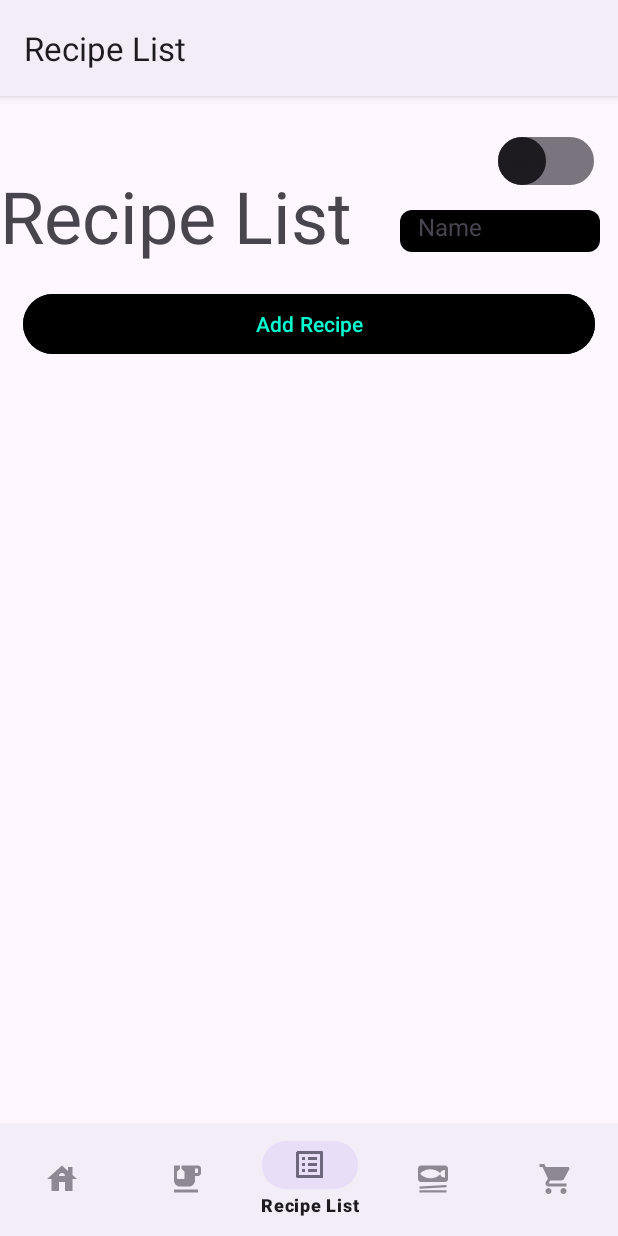
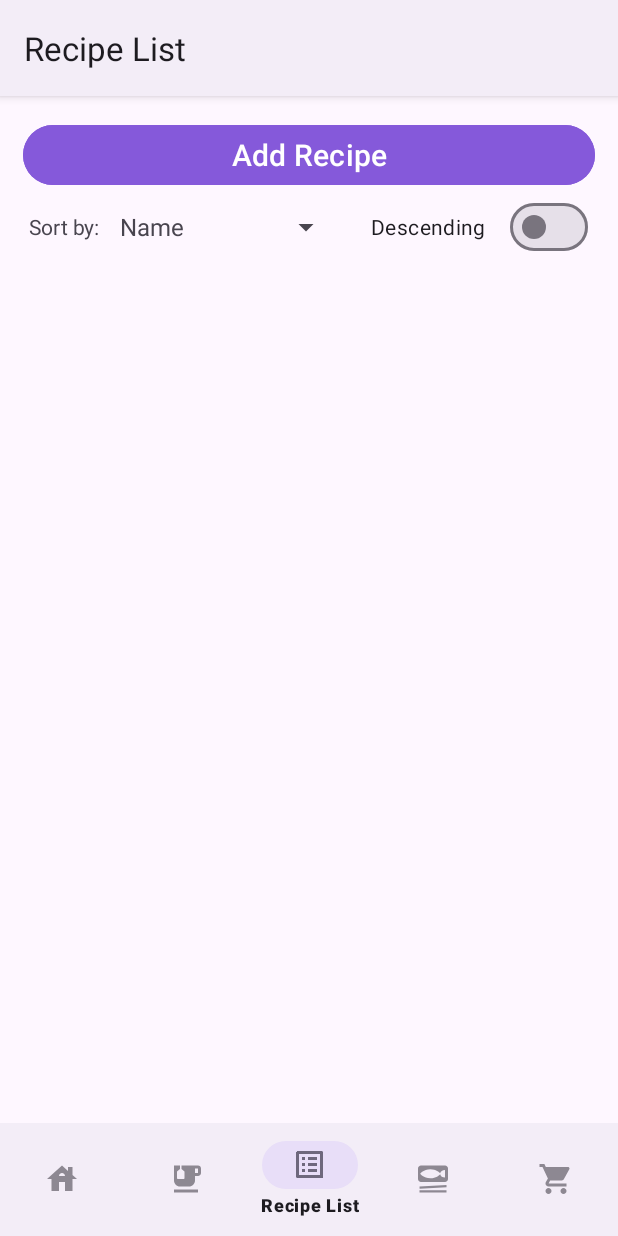
Before and after one commit to CMPUT301F22T14/GetYourGroceries, an Android app: the screen it shows after launch (MainActivity), item 3 of the bottom bar chosen, on a phone screen of 412 x 824 dp. Run offline under Robolectric (Android 15) with nearby library versions, the phone set to English and light mode, and no system bars; our stand-ins replace Firebase (no records; nobody signed in at launch, a user with empty details on screens opened directly).

Commit message:
refactor recipe list view home page

```diff
--- a/app/src/main/java/com/example/getyourgroceries/fragments/RecipeListFragment.java
+++ b/app/src/main/java/com/example/getyourgroceries/fragments/RecipeListFragment.java
@@ -26,6 +26,7 @@ import com.example.getyourgroceries.entity.RecipeStorage;
 import com.example.getyourgroceries.entity.IngredientStorage;
 import com.example.getyourgroceries.entity.StoredIngredient;
 
+import com.google.android.material.materialswitch.MaterialSwitch;
 import com.google.firebase.firestore.CollectionReference;
 import com.google.firebase.firestore.EventListener;
 import com.google.firebase.firestore.FirebaseFirestore;
@@ -64,7 +65,7 @@ public class RecipeListFragment extends Fragment {
     ListView recipeList;
     Button addRecipeButton;
     Spinner sortDropDown;
-    SwitchCompat sorting_switch;
+    MaterialSwitch sorting_switch;
 
     /**
      * Empty constructor.
@@ -119,7 +120,7 @@ public class RecipeListFragment extends Fragment {
             alert.show();
             return true;
         });
-        sorting_switch = v.findViewById(R.id.sortingSwitchRecipe);
+        sorting_switch = v.findViewById(R.id.sorting_switch_recipe);
 
         // Listener to go to add recipe fragment
         addRecipeButton = v.findViewById(R.id.addRecipeButton);
--- a/app/src/main/res/layout/change_ingredient.xml
+++ b/app/src/main/res/layout/change_ingredient.xml
@@ -161,9 +161,10 @@
 
     <Button
         android:id="@+id/change_ingredient_confirm"
-        android:layout_width="200dp"
+        android:layout_width="250dp"
         android:layout_height="60dp"
         android:layout_marginBottom="60dp"
+        android:backgroundTint="@color/primaryLightColor"
         android:text="@string/confirm"
         style="@style/Widget.Material3.Button"
         app:layout_constraintBottom_toBottomOf="parent"
--- a/app/src/main/res/layout/fragment_recipe_list.xml
+++ b/app/src/main/res/layout/fragment_recipe_list.xml
@@ -1,9 +1,9 @@
 <?xml version="1.0" encoding="utf-8"?>
-<androidx.core.widget.NestedScrollView xmlns:android="http://schemas.android.com/apk/res/android"
+<LinearLayout xmlns:android="http://schemas.android.com/apk/res/android"
+    xmlns:app="http://schemas.android.com/apk/res-auto"
     xmlns:tools="http://schemas.android.com/tools"
     android:layout_width="match_parent"
     android:layout_height="match_parent"
-    xmlns:app="http://schemas.android.com/apk/res-auto"
     tools:context=".RecipeListFragment">
 
     <LinearLayout
@@ -13,75 +13,64 @@
         android:layout_marginTop="15dp"
         android:orientation="vertical">
 
-        <LinearLayout
-            android:layout_width="match_parent"
-            android:layout_height="match_parent"
-            android:orientation="horizontal">
-
-            <TextView
-                android:id="@+id/recipeListTitle"
-                android:layout_marginRight= "20dp"
-                android:layout_width="wrap_content"
-                android:layout_height="wrap_content"
-                android:layout_marginTop="32dp"
-                android:layout_marginBottom="16dp"
-                android:text="Recipe List"
-                android:textSize="48sp"
-                />
-
-            <androidx.constraintlayout.widget.ConstraintLayout
-                android:layout_width="match_parent"
-                android:layout_height="match_parent">
-
-                <androidx.appcompat.widget.SwitchCompat
-                    android:id="@+id/sortingSwitchRecipe"
-                    android:layout_width="69dp"
-                    android:layout_height="41dp"
-                    android:layout_marginEnd="16dp"
-                    android:layout_marginBottom="64dp"
-                    android:textOff="Asc"
-                    android:textOn="Desc"
-                    android:textSize="1sp"
-                    android:thumb="@drawable/ingredient_sorting_switch_thumb"
-                    app:layout_constraintBottom_toBottomOf="parent"
-                    app:layout_constraintEnd_toEndOf="parent"
-                    app:showText="true"
-                    app:track="@drawable/ingredient_sorting_switch_track" />
-
-                <Spinner
-                    android:id="@+id/sort_recipe_spinner"
-                    android:layout_width="133dp"
-                    android:layout_height="28dp"
-                    android:layout_marginBottom="24dp"
-                    android:background="@drawable/ingredient_spinner"
-                    android:dropDownWidth="100dp"
-                    android:dropDownVerticalOffset="27dp"
-                    android:popupBackground="@drawable/ingredient_spinner_dropdown"
-                    android:spinnerMode="dropdown"
-                    app:layout_constraintBottom_toBottomOf="parent"
-                    app:layout_constraintEnd_toEndOf="parent"
-                    app:layout_constraintStart_toStartOf="parent" />
-            </androidx.constraintlayout.widget.ConstraintLayout>
-
-        </LinearLayout>
-
         <Button
             android:id="@+id/addRecipeButton"
             android:layout_width="match_parent"
             android:layout_height="wrap_content"
             android:layout_marginHorizontal="15dp"
-            android:layout_marginBottom="15dp"
-            android:backgroundTint="@color/black"
+            android:backgroundTint="@color/primaryLightColor"
             android:text="Add Recipe"
-            android:textColor="#00FFD1" />
+            android:textSize="20sp"
+            android:textAlignment="center"
+            android:textColor="@color/white" />
+
+        <LinearLayout
+            android:layout_width="match_parent"
+            android:layout_height="wrap_content"
+            android:orientation="horizontal">
+            <Space
+                android:layout_width="0dp"
+                android:layout_height="1dp"
+                android:layout_weight="1"/>
+            <com.google.android.material.textview.MaterialTextView
+                android:layout_width="wrap_content"
+                android:layout_height="wrap_content"
+                android:text="Sort by:    "
+                android:layout_gravity="center_vertical"/>
+
+            <Spinner
+                android:id="@+id/sort_recipe_spinner"
+                android:layout_width="wrap_content"
+                android:layout_height="wrap_content"
+                android:layout_gravity="center_vertical"
+                android:dropDownVerticalOffset="27dp"
+                android:popupBackground="@drawable/ingredient_spinner_dropdown"
+                android:spinnerMode="dropdown"
+                />
+            <Space
+                android:layout_width="0dp"
+                android:layout_height="1dp"
+                android:layout_weight="1"/>
+            <com.google.android.material.materialswitch.MaterialSwitch
+                android:id="@+id/sorting_switch_recipe"
+                android:layout_width="wrap_content"
+                android:layout_height="wrap_content"
+                android:theme="@style/Theme.Material3.DayNight"
+                android:checked="false"
+                android:text="Descending"/>
+
+            <Space
+                android:layout_width="0dp"
+                android:layout_height="1dp"
+                android:layout_weight="1"/>
+
+        </LinearLayout>
 
         <ListView
             android:id="@+id/recipe_list"
             android:layout_width="match_parent"
-            android:layout_height="500dp"
-            android:layout_weight="1">
-
-        </ListView>
-
+            android:layout_height="0dp"
+            android:layout_marginBottom="75dp"
+            android:layout_weight="1" />
     </LinearLayout>
-</androidx.core.widget.NestedScrollView>
+</LinearLayout>
--- a/app/src/main/res/layout/recipe_ingredient_item.xml
+++ b/app/src/main/res/layout/recipe_ingredient_item.xml
@@ -63,7 +63,7 @@
                         android:layout_height="wrap_content"
                         android:layout_gravity="right"
                         style="?attr/materialCardViewElevatedStyle"
-                        app:cardBackgroundColor="?attr/colorPrimaryDark"
+                        app:cardBackgroundColor="@color/primaryLightColor"
                         app:cardCornerRadius="20dp">
 
                         <LinearLayout
@@ -101,7 +101,7 @@
                         android:layout_height="wrap_content"
                         android:layout_gravity="right"
                         style="?attr/materialCardViewElevatedStyle"
-                        app:cardBackgroundColor="?attr/colorPrimaryDark"
+                        app:cardBackgroundColor="@color/primaryLightColor"
                         app:cardCornerRadius="20dp">
 
                         <LinearLayout
```
Also changed, not shown: app/src/main/res/layout/fragment_ingredient_list.xml (+22 -24 lines), app/src/main/res/layout/fragment_recipe_change_handler.xml (+14 -15 lines), app/src/main/res/layout/ingredient_item.xml (+5 -100 lines).
